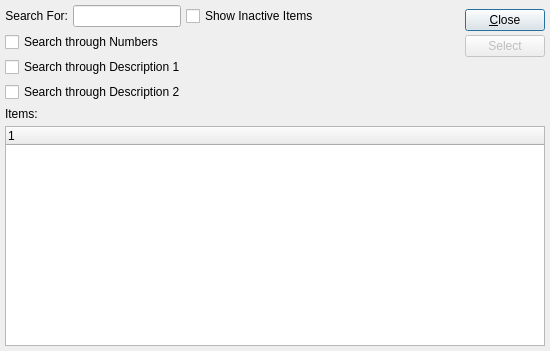
First picture: the form in source/distribution/foundation-database/xwd/tables/pkguiform/itemAliasList.ui, repository tomdatkins/xtuple, before the edit.
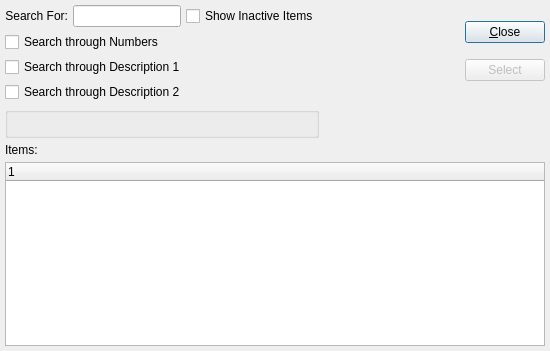
Second picture: the form after the edit. Custom widgets are drawn as their Qt base class.

Commit message: Issue #24892:add site filter

Patch:
```diff
--- a/source/distribution/foundation-database/xwd/tables/pkguiform/itemAliasList.ui
+++ b/source/distribution/foundation-database/xwd/tables/pkguiform/itemAliasList.ui
@@ -74,6 +74,16 @@
          </property>
         </widget>
        </item>
+       <item>
+        <widget class="WarehouseGroup" name="_warehouse">
+         <property name="sizePolicy">
+          <sizepolicy hsizetype="Preferred" vsizetype="Fixed">
+           <horstretch>0</horstretch>
+           <verstretch>0</verstretch>
+          </sizepolicy>
+         </property>
+        </widget>
+       </item>
       </layout>
      </item>
      <item>
@@ -117,7 +127,7 @@
           <enum>Qt::Vertical</enum>
          </property>
          <property name="sizeType">
-          <enum>QSizePolicy::Fixed</enum>
+          <enum>QSizePolicy::Preferred</enum>
          </property>
          <property name="sizeHint" stdset="0">
           <size>
@@ -159,6 +169,11 @@
  <layoutdefault spacing="5" margin="5"/>
  <pixmapfunction>qPixmapFromMimeSource</pixmapfunction>
  <customwidgets>
+  <customwidget>
+   <class>WarehouseGroup</class>
+   <extends>QGroupBox</extends>
+   <header>warehousegroup.h</header>
+  </customwidget>
   <customwidget>
    <class>XCheckBox</class>
    <extends>QCheckBox</extends>
```
The commit also changes 2 other files.
